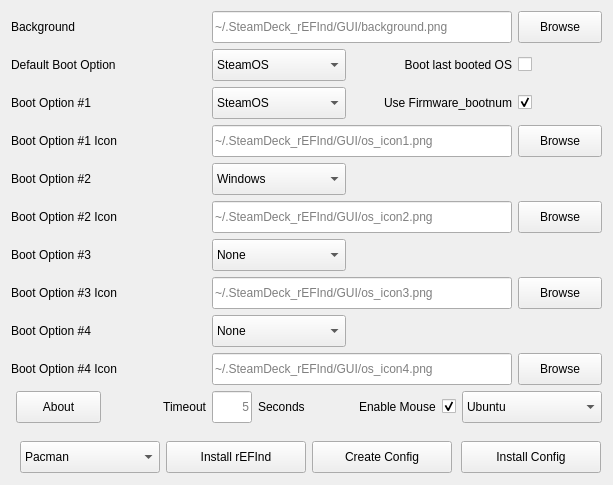
Above: GUI/src/mainwindow.ui from jlobue10/SteamDeck_rEFInd before the change. Below: the same form after it.
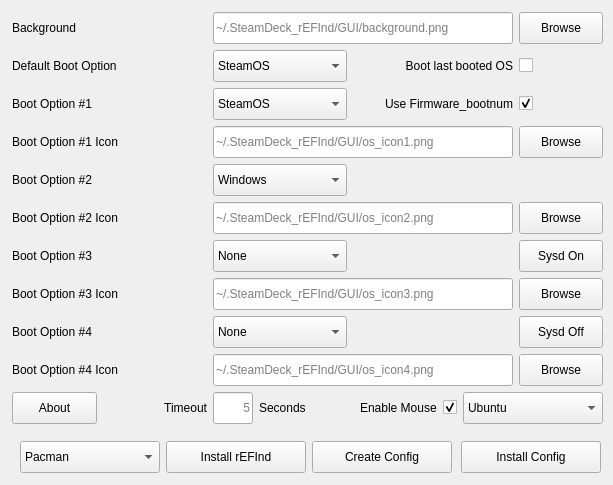
That is the form after the change. Icons and pictures are not drawn.

Commit message: LineEdits editable, Sysd On and Off buttons

The edit to the form file:
```diff
--- a/GUI/src/mainwindow.ui
+++ b/GUI/src/mainwindow.ui
@@ -125,11 +125,11 @@
      </item>
     </layout>
    </widget>
-   <widget class="QWidget" name="layoutWidget">
+   <widget class="QWidget" name="">
     <property name="geometry">
      <rect>
-      <x>11</x>
-      <y>11</y>
+      <x>12</x>
+      <y>12</y>
       <width>591</width>
       <height>416</height>
      </rect>
@@ -599,6 +599,25 @@
        </item>
       </widget>
      </item>
+     <item row="6" column="5">
+      <widget class="QPushButton" name="Enable_sysd_pushButton">
+       <property name="minimumSize">
+        <size>
+         <width>84</width>
+         <height>32</height>
+        </size>
+       </property>
+       <property name="maximumSize">
+        <size>
+         <width>84</width>
+         <height>32</height>
+        </size>
+       </property>
+       <property name="text">
+        <string>Sysd On</string>
+       </property>
+      </widget>
+     </item>
      <item row="7" column="0" colspan="2">
       <widget class="QLabel" name="Boot_Option_03_Icon_label">
        <property name="minimumSize">
@@ -716,6 +735,25 @@
        </item>
       </widget>
      </item>
+     <item row="8" column="5">
+      <widget class="QPushButton" name="Disable_sysd_pushButton">
+       <property name="minimumSize">
+        <size>
+         <width>84</width>
+         <height>32</height>
+        </size>
+       </property>
+       <property name="maximumSize">
+        <size>
+         <width>84</width>
+         <height>32</height>
+        </size>
+       </property>
+       <property name="text">
+        <string>Sysd Off</string>
+       </property>
+      </widget>
+     </item>
      <item row="9" column="0" colspan="2">
       <widget class="QLabel" name="Boot_Option_04_Icon_label">
        <property name="minimumSize">
@@ -761,7 +799,7 @@
        </property>
       </widget>
      </item>
-     <item row="10" column="0" alignment="Qt::AlignHCenter">
+     <item row="10" column="0">
       <widget class="QPushButton" name="About_pushButton">
        <property name="minimumSize">
         <size>
```
Left out of the diff: 136 changed lines with no effect on the pictures.
